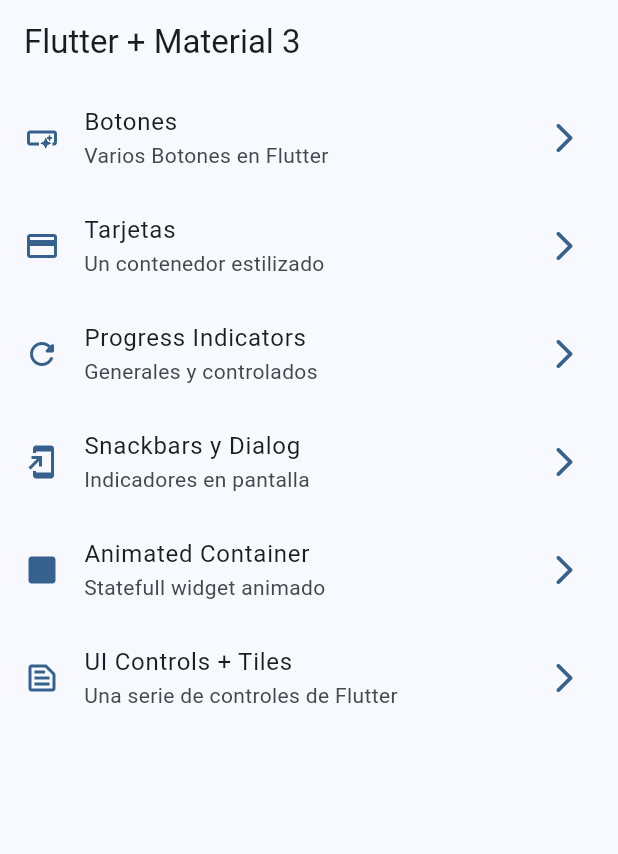
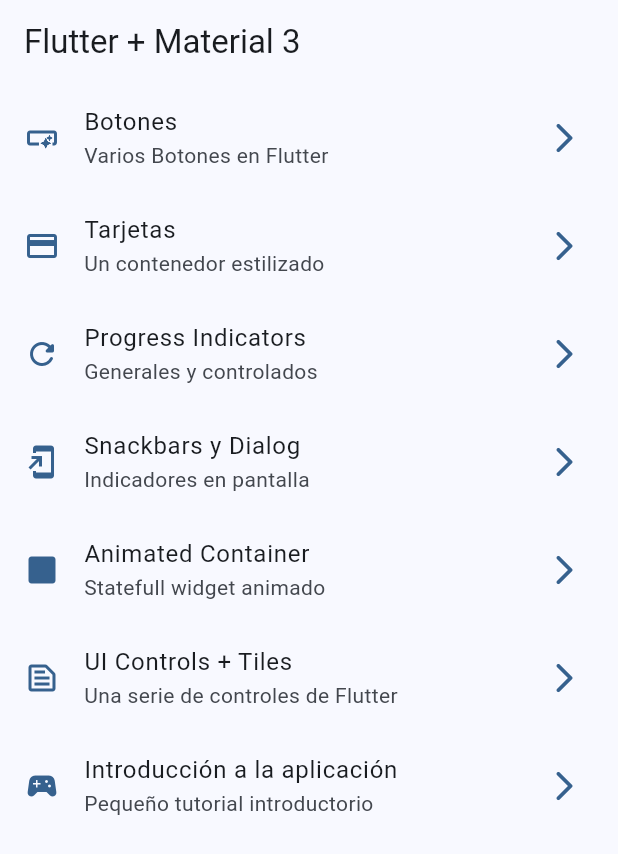
Before and after one commit to pmadrigal95/flutter-widgets-app, a Flutter app: the screen it shows after launch, on a phone screen of 412 x 824 dp. Shown: the top 854 px of the screen. Run offline on Flutter 3.47's test engine with Material 2 defaults, Android fonts, the phone set to English and light mode, and no system bars; our stand-ins replace go_router.

```diff
--- a/lib/config/menu/menu_items.dart
+++ b/lib/config/menu/menu_items.dart
@@ -52,4 +52,10 @@ const appMenuItems = <MenuItem>[
     subTitle: 'Una serie de controles de Flutter',
     link: '/ui-controls',
     icon: Icons.text_snippet_outlined),
+
+  MenuItem(
+    title: 'Introducción a la aplicación',
+    subTitle: 'Pequeño tutorial introductorio',
+    link: '/tutorial',
+    icon: Icons.sports_esports_rounded),
 ];
--- a/lib/config/router/app_router.dart
+++ b/lib/config/router/app_router.dart
@@ -68,5 +68,12 @@ final appRouter = GoRouter(
       name: UiControlsScreen.name,
       builder: (context, state) => const UiControlsScreen(),
     ),
+
+
+    GoRoute(
+      path: '/tutorial',
+      name: AppTutorialScreen.name,
+      builder: (context, state) => const AppTutorialScreen(),
+    ),
   ],
 );
--- a/pubspec.yaml
+++ b/pubspec.yaml
@@ -18,3 +18,6 @@ dev_dependencies:
 
 flutter:
   uses-material-design: true
+
+assets:
+  - assets/images/
```
Also changed, not shown: assets/Images/1.png (added), assets/Images/2.png (added), assets/Images/3.png (added), assets/Images/jar-loading.gif (added).
